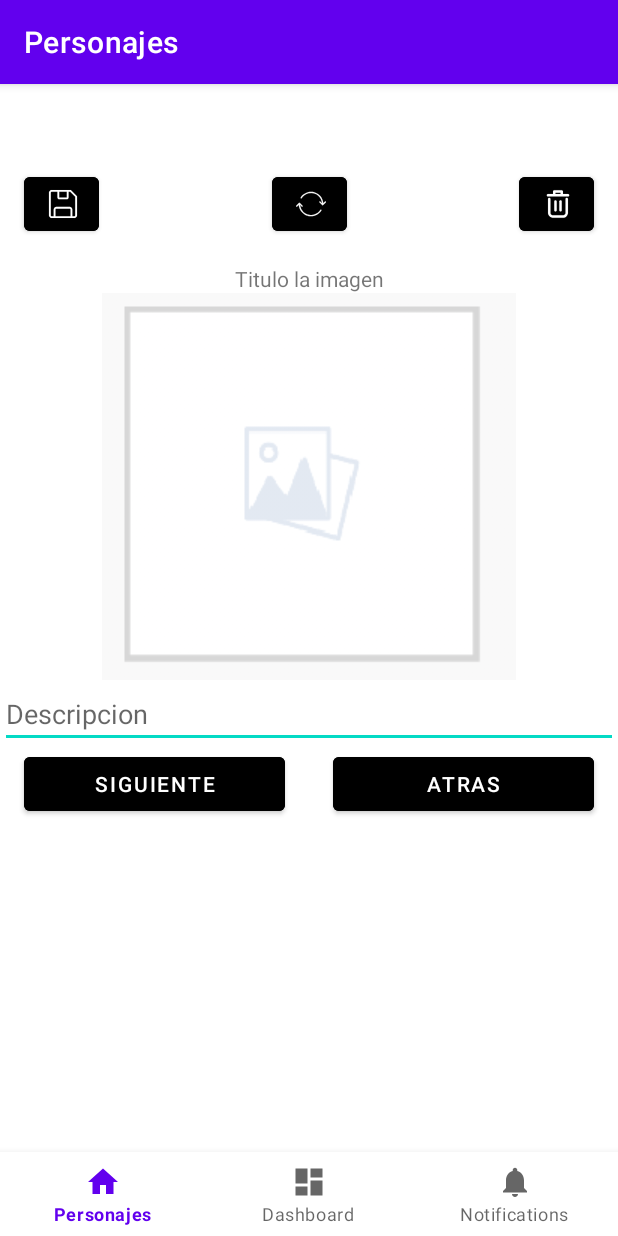
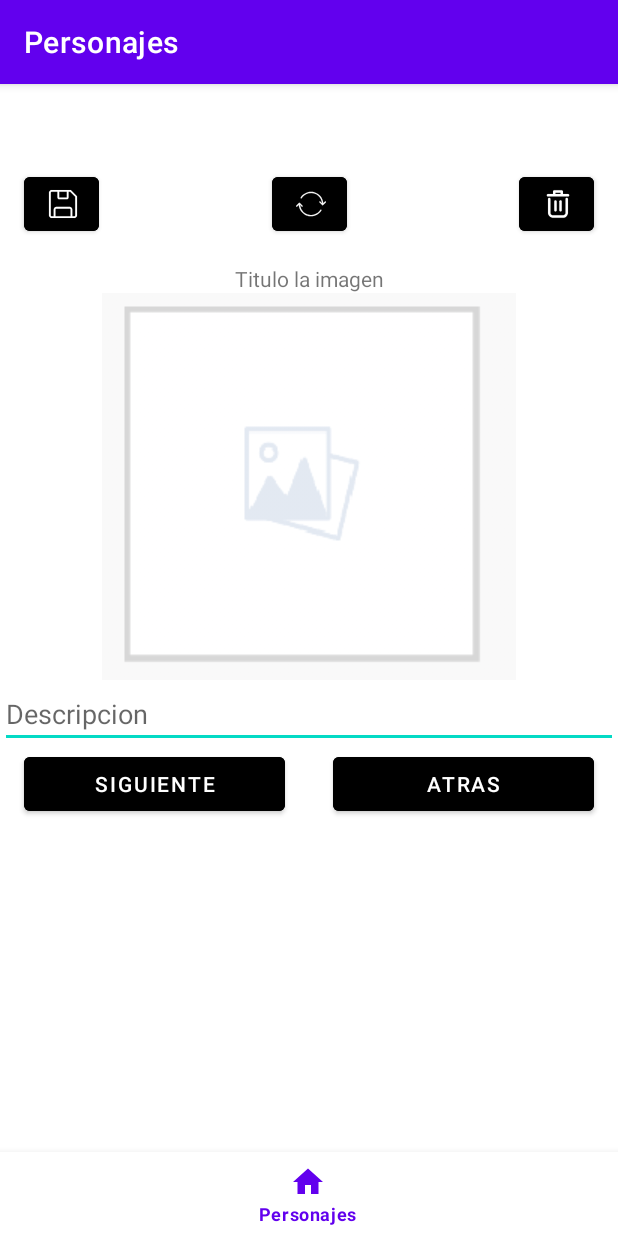
Before and after one commit to Anonimo7931/RickAndMorty, an Android app: the screen it shows after launch (MainActivity), on a phone screen of 412 x 824 dp. Run offline under Robolectric (Android 15) with nearby library versions, the phone set to English and light mode, and no system bars; our stand-ins replace Picasso, navigation-ui; pictures from the network do not load.

```diff
--- a/app/src/main/java/com/example/rickandmorty/activities/MainActivity.java
+++ b/app/src/main/java/com/example/rickandmorty/activities/MainActivity.java
@@ -31,7 +31,7 @@ public class MainActivity extends AppCompatActivity
         // Passing each menu ID as a set of Ids because each
         // menu should be considered as top level destinations.
         AppBarConfiguration appBarConfiguration = new AppBarConfiguration.Builder(
-                R.id.navigation_home, R.id.navigation_dashboard, R.id.navigation_notifications)
+                R.id.navigation_home)
                 .build();
         NavController navController = Navigation.findNavController(this, R.id.nav_host_fragment_activity_main);
         NavigationUI.setupActionBarWithNavController(this, navController, appBarConfiguration);
--- a/app/src/main/res/menu/bottom_nav_menu.xml
+++ b/app/src/main/res/menu/bottom_nav_menu.xml
@@ -6,14 +6,5 @@
         android:icon="@drawable/ic_home_black_24dp"
         android:title="@string/title_characters" />
 
-    <item
-        android:id="@+id/navigation_dashboard"
-        android:icon="@drawable/ic_dashboard_black_24dp"
-        android:title="@string/title_dashboard" />
-
-    <item
-        android:id="@+id/navigation_notifications"
-        android:icon="@drawable/ic_notifications_black_24dp"
-        android:title="@string/title_notifications" />
 
 </menu>
--- a/app/src/main/res/navigation/mobile_navigation.xml
+++ b/app/src/main/res/navigation/mobile_navigation.xml
@@ -10,16 +10,4 @@
         android:name="com.example.rickandmorty.ui.home.HomeFragment"
         android:label="@string/title_characters"
         tools:layout="@layout/fragment_home" />
-
-    <fragment
-        android:id="@+id/navigation_dashboard"
-        android:name="com.example.rickandmorty.ui.dashboard.DashboardFragment"
-        android:label="@string/title_dashboard"
-        tools:layout="@layout/fragment_dashboard" />
-
-    <fragment
-        android:id="@+id/navigation_notifications"
-        android:name="com.example.rickandmorty.ui.notifications.NotificationsFragment"
-        android:label="@string/title_notifications"
-        tools:layout="@layout/fragment_notifications" />
 </navigation>
```
